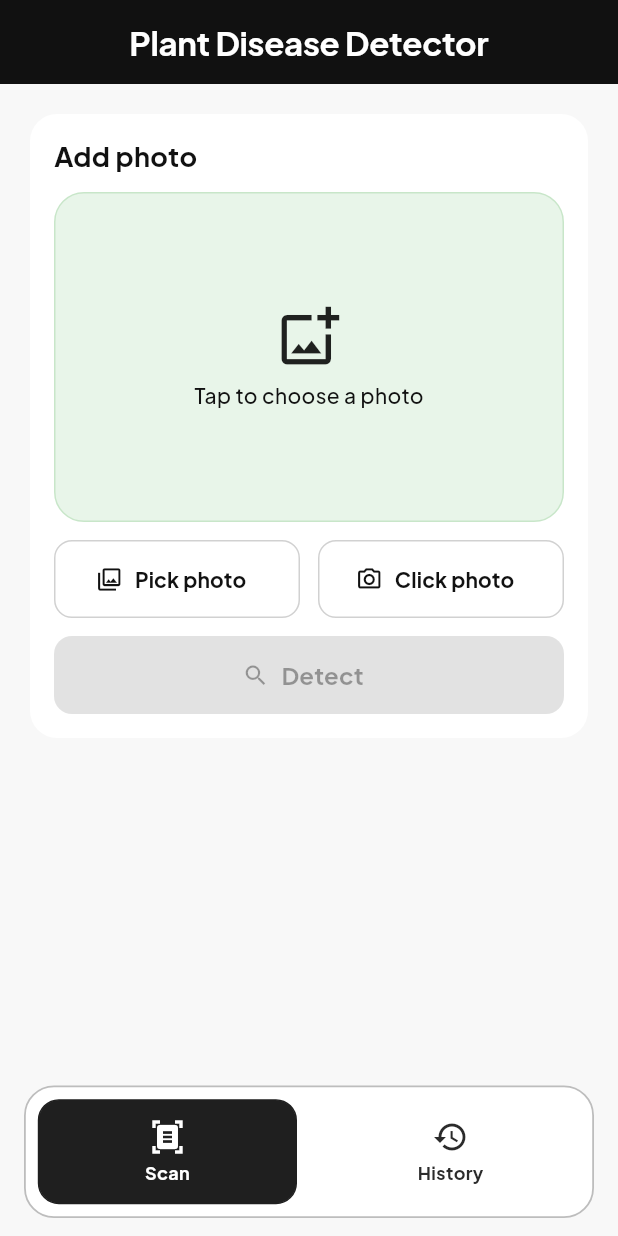
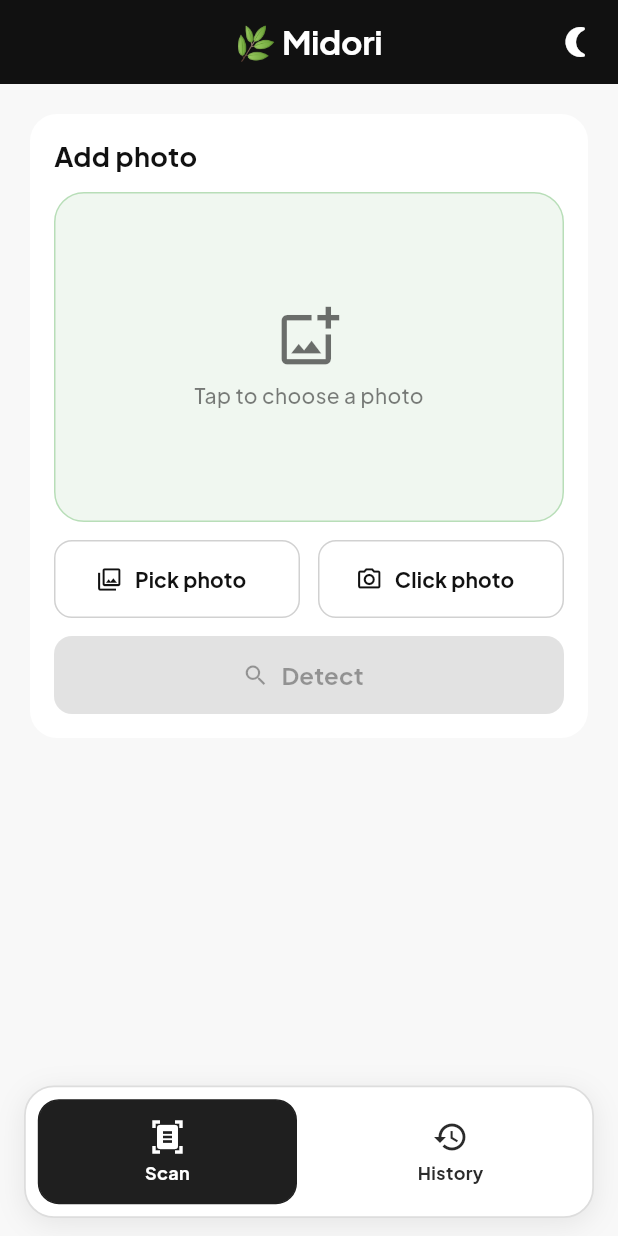
Before and after one commit to AYAN10M/Plant_Disease_Detection, a Flutter app: the screen it shows after launch, after a tap on "Tap to choose a photo", on a phone screen of 412 x 824 dp. Run offline on Flutter 3.47's test engine with Material 3 defaults, Android fonts, the phone set to English and light mode, and no system bars; our stand-ins replace flutter_riverpod, google_fonts, image_picker, permission_handler, shared_preferences.

Commit message:
almost to the brink
Co-authored-by: Copilot <copilot@github.com>

```diff
--- a/frontend/lib/features/home/screens/home_screen.dart
+++ b/frontend/lib/features/home/screens/home_screen.dart
@@ -4,6 +4,7 @@ import 'package:image_picker/image_picker.dart';
 import 'package:intl/intl.dart';
 import 'package:permission_handler/permission_handler.dart';
 
+import '../../../main.dart' show themeModeNotifier;
 import '../../../core/theme/app_theme.dart';
 import '../../../core/services/api_client.dart';
 import '../models/detection_record.dart';
@@ -139,14 +140,30 @@ class _HomeScreenState extends State<HomeScreen> {
       );
     }
 
-    final permission =
-        defaultTargetPlatform == TargetPlatform.iOS ||
-            defaultTargetPlatform == TargetPlatform.macOS
-        ? Permission.photos
-        : Permission.storage;
+    // On Android 13+ (API 33+) READ_EXTERNAL_STORAGE is replaced by
+    // READ_MEDIA_IMAGES. The image_picker plugin handles the picker UI
+    // itself and does NOT require us to pre-request storage permission
+    // — doing so actually causes a denial on many devices. We only
+    // need to request the legacy permission on older Android builds.
+    if (defaultTargetPlatform == TargetPlatform.android) {
+      final sdkInfo = await Permission.storage.status;
+      // If storage is already permanently denied, the system is old
+      // enough that we need it — guide the user to settings.
+      if (sdkInfo.isPermanentlyDenied) {
+        _setScanFeedback(
+          'Photo access is blocked. Open settings to enable it.',
+          actionLabel: 'Open settings',
+          action: openAppSettings,
+        );
+        return false;
+      }
+      // Otherwise, skip the permission dialog and let the OS picker handle it.
+      return true;
+    }
 
+    // iOS / macOS — always need explicit photos permission.
     return _requestPermission(
-      permission,
+      Permission.photos,
       deniedMessage:
           'Photo access is off. Allow it to pick an image from your gallery.',
       permanentlyDeniedMessage:
@@ -350,11 +367,35 @@ class _HomeScreenState extends State<HomeScreen> {
     });
   }
 
+  void _toggleTheme() {
+    themeModeNotifier.value =
+        themeModeNotifier.value == ThemeMode.dark
+            ? ThemeMode.light
+            : ThemeMode.dark;
+  }
+
   @override
   Widget build(BuildContext context) {
+    final isDark = Theme.of(context).brightness == Brightness.dark;
     return Scaffold(
       extendBody: true,
-      appBar: AppBar(title: const Text('Plant Disease Detector')),
+      appBar: AppBar(
+        title: const Text('🌿 Midori'),
+        actions: [
+          IconButton(
+            tooltip: isDark ? 'Switch to light mode' : 'Switch to dark mode',
+            icon: AnimatedSwitcher(
+              duration: const Duration(milliseconds: 300),
+              child: Icon(
+                isDark ? Icons.wb_sunny_rounded : Icons.nightlight_round,
+                key: ValueKey(isDark),
+              ),
+            ),
+            onPressed: _toggleTheme,
+          ),
+          const SizedBox(width: 4),
+        ],
+      ),
       body: IndexedStack(
         index: _currentIndex,
         children: [_buildScanTab(), _buildHistoryTab()],
@@ -381,11 +422,24 @@ class _HomeScreenState extends State<HomeScreen> {
   }
 
   Widget _buildFloatingCuboidNavBar() {
+    final isDark = Theme.of(context).brightness == Brightness.dark;
+    final borderColor = isDark
+        ? const Color(0xFF3A3A3A)
+        : const Color(0xFFDDDDDD);
     return Container(
       decoration: BoxDecoration(
         color: Theme.of(context).cardColor,
         borderRadius: BorderRadius.circular(20),
-        border: Border.all(color: const Color(0xFFBDBDBD), width: 1.2),
+        border: Border.all(color: borderColor, width: 1.2),
+        boxShadow: [
+          BoxShadow(
+            color: isDark
+                ? Colors.black.withValues(alpha: 0.4)
+                : Colors.black.withValues(alpha: 0.08),
+            blurRadius: 16,
+            offset: const Offset(0, 4),
+          ),
+        ],
       ),
       child: Row(
         children: [
@@ -478,84 +532,7 @@ class _HomeScreenState extends State<HomeScreen> {
             const SizedBox(height: 12),
             GestureDetector(
               onTap: () => _pickImage(ImageSource.gallery),
-              child: Container(
-                height: 220,
-                width: double.infinity,
-                decoration: BoxDecoration(
-                  color: Colors.green.shade50,
-                  borderRadius: BorderRadius.circular(20),
-                  border: Border.all(color: Colors.green.shade100),
-                ),
-                child: _selectedImageBytes == null
-                    ? const Column(
-                        mainAxisAlignment: MainAxisAlignment.center,
-                        children: [
-                          Icon(Icons.add_photo_alternate_outlined, size: 44),
-                          SizedBox(height: 8),
-                          Text(
-                            'Tap to choose a photo',
-                            style: TextStyle(fontSize: 14),
-                          ),
-                        ],
-                      )
-                    : SingleChildScrollView(
-                        scrollDirection: Axis.horizontal,
-                        padding: const EdgeInsets.all(8),
-                        child: Row(
-                          children: [
-                            ClipRRect(
-                              borderRadius: BorderRadius.circular(16),
-                              child: Container(
-                                width: 320,
-                                height: 204,
-                                color: Colors.white,
-                                child: Image.memory(
-                                  _selectedImageBytes!,
-                                  fit: BoxFit.cover,
-                                ),
-                              ),
-                            ),
-                            const SizedBox(width: 12),
-                            ClipRRect(
-                              borderRadius: BorderRadius.circular(16),
-                              child: Container(
-                                width: 320,
-                                height: 204,
-                                color: Colors.green.shade100,
-                                child: _detecting
-                                    ? const Center(
-                                        child: Column(
-                                          mainAxisSize: MainAxisSize.min,
-                                          children: [
-                                            CircularProgressIndicator(
-                                              strokeWidth: 2,
-                                            ),
-                                            SizedBox(height: 10),
-                                            Text(
-                                              'Generating heatmap…',
-                                              style: TextStyle(fontSize: 13),
-                                            ),
-                                          ],
-                                        ),
-                                      )
-                                    : _gradcamBytes != null
-                                        ? Image.memory(
-                                            _gradcamBytes!,
-                                            fit: BoxFit.cover,
-                                          )
-                                        : const Center(
-                                            child: Text(
-                                              'Grad-CAM preview\nappears after detection',
-                                              style: TextStyle(fontSize: 13),
-                                              textAlign: TextAlign.center,
-                                            ),
-                                          ),
-                              ),
-                            ),
-                          ],
-                        ),
-                      ),
-              ),
+              child: _buildPhotoPreviewArea(),
             ),
             const SizedBox(height: 12),
             Row(
@@ -612,8 +589,115 @@ class _HomeScreenState extends State<HomeScreen> {
     );
   }
 
-  Widget _buildResultCard(DetectionApiResponse response) {
-    final result = response.data;
+  /// The photo preview zone inside the image card — theme-aware.
+  Widget _buildPhotoPreviewArea() {
+    final cs = Theme.of(context).colorScheme;
+    final isDark = cs.brightness == Brightness.dark;
+    final emptyBg = isDark
+        ? const Color(0xFF1A2E1A)   // very dark green tint
+        : const Color(0xFFF0F7F0);  // soft light green
+    final emptyBorder = isDark
+        ? const Color(0xFF2D4A2D)
+        : const Color(0xFFB8DEB8);
+    final gradcamBg = isDark
+        ? const Color(0xFF1A2A1A)
+        : const Color(0xFFE8F5E9);
+
+    return Container(
+      height: 220,
+      width: double.infinity,
+      decoration: BoxDecoration(
+        color: emptyBg,
+        borderRadius: BorderRadius.circular(20),
+        border: Border.all(color: emptyBorder),
+      ),
+      child: _selectedImageBytes == null
+          ? Column(
+              mainAxisAlignment: MainAxisAlignment.center,
+              children: [
+                Icon(
+                  Icons.add_photo_alternate_outlined,
+                  size: 44,
+                  color: cs.primary.withValues(alpha: 0.6),
+                ),
+                const SizedBox(height: 8),
+                Text(
+                  'Tap to choose a photo',
+                  style: TextStyle(
+                    fontSize: 14,
+                    color: cs.onSurface.withValues(alpha: 0.55),
+                  ),
+                ),
+              ],
+            )
+          : SingleChildScrollView(
+              scrollDirection: Axis.horizontal,
+              padding: const EdgeInsets.all(8),
+              child: Row(
+                children: [
+                  ClipRRect(
+                    borderRadius: BorderRadius.circular(16),
+                    child: Container(
+                      width: 320,
+                      height: 204,
+                      color: cs.surface,
+                      child: Image.memory(
+                        _selectedImageBytes!,
+                        fit: BoxFit.cover,
+                      ),
+                    ),
+                  ),
+                  const SizedBox(width: 12),
+                  ClipRRect(
+                    borderRadius: BorderRadius.circular(16),
+                    child: Container(
+                      width: 320,
+                      height: 204,
+                      color: gradcamBg,
+                      child: _detecting
+                          ? Center(
+                              child: Column(
+                                mainAxisSize: MainAxisSize.min,
+                                children: [
+                                  CircularProgressIndicator(
+                                    strokeWidth: 2,
+                                    color: cs.primary,
+                                  ),
+                                  const SizedBox(height: 10),
+                                  Text(
+                                    'Generating heatmap…',
+                                    style: TextStyle(
+                                      fontSize: 13,
+                                      color: cs.onSurface.withValues(alpha: 0.7),
+                                    ),
+                                  ),
+                                ],
+                              ),
+                            )
+                          : _gradcamBytes != null
+                              ? Image.memory(
+                                  _gradcamBytes!,
+                                  fit: BoxFit.cover,
+                                )
+                              : Center(
+                                  child: Text(
+                                    'Grad-CAM\nappears after detection',
+                                    style: TextStyle(
+                                      fontSize: 13,
+                                      color: cs.onSurface.withValues(alpha: 0.55),
+                                    ),
+                                    textAlign: TextAlign.center,
+                                  ),
+                                ),
+                    ),
+                  ),
+                ],
+              ),
+            ),
+    );
+  }
+
+  Widget _buildResultCard(DetectionApiResponse response) {    final result = response.data;
     if (result == null) {
       return const SizedBox.shrink();
     }
--- a/frontend/lib/main.dart
+++ b/frontend/lib/main.dart
@@ -4,9 +4,12 @@ import 'package:flutter_riverpod/flutter_riverpod.dart';
 import 'core/theme/app_theme.dart';
 import 'features/home/screens/home_screen.dart';
 
+/// Global notifier that drives the app-wide theme mode.
+/// HomeScreen reads and writes this to provide the AppBar toggle.
+final themeModeNotifier = ValueNotifier<ThemeMode>(ThemeMode.light);
+
 void main() {
   runApp(
-    // ProviderScope is required for Riverpod to work throughout the app.
     const ProviderScope(child: MidoriApp()),
   );
 }
@@ -20,13 +23,27 @@ class MidoriApp extends StatefulWidget {
 
 class _MidoriAppState extends State<MidoriApp> {
   @override
+  void initState() {
+    super.initState();
+    themeModeNotifier.addListener(_onThemeModeChanged);
+  }
+
+  @override
+  void dispose() {
+    themeModeNotifier.removeListener(_onThemeModeChanged);
+    super.dispose();
+  }
+
+  void _onThemeModeChanged() => setState(() {});
+
+  @override
   Widget build(BuildContext context) {
     return MaterialApp(
       title: 'Midori',
       debugShowCheckedModeBanner: false,
       theme: AppTheme.light,
       darkTheme: AppTheme.dark,
-      themeMode: ThemeMode.system,
+      themeMode: themeModeNotifier.value,
       home: const HomeScreen(),
     );
   }
```
